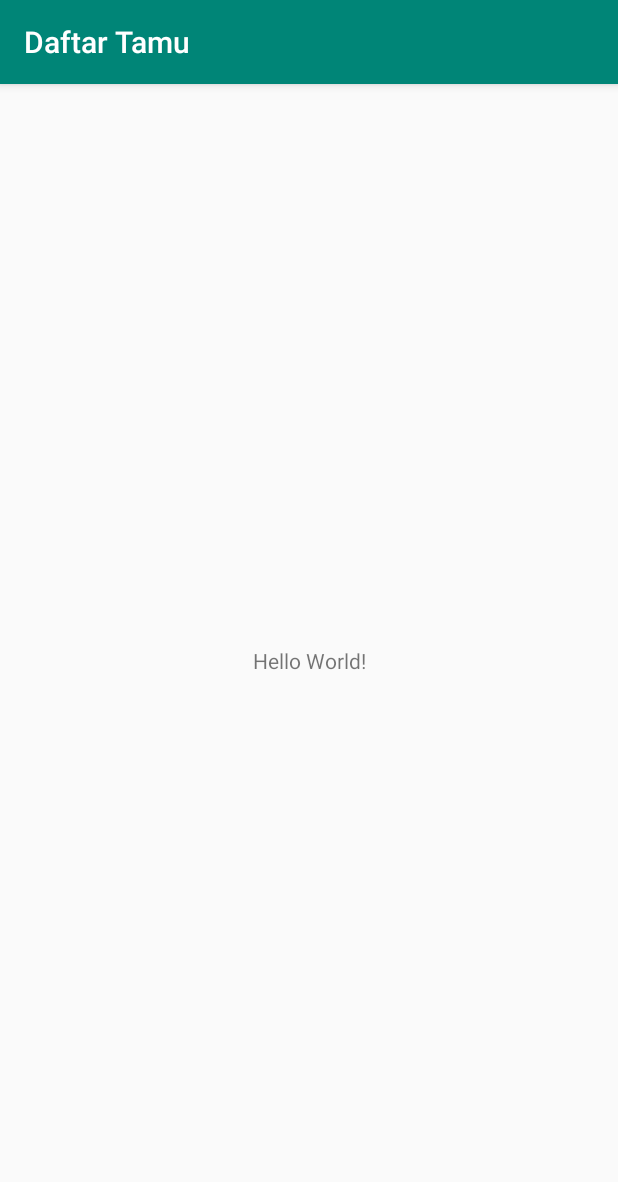
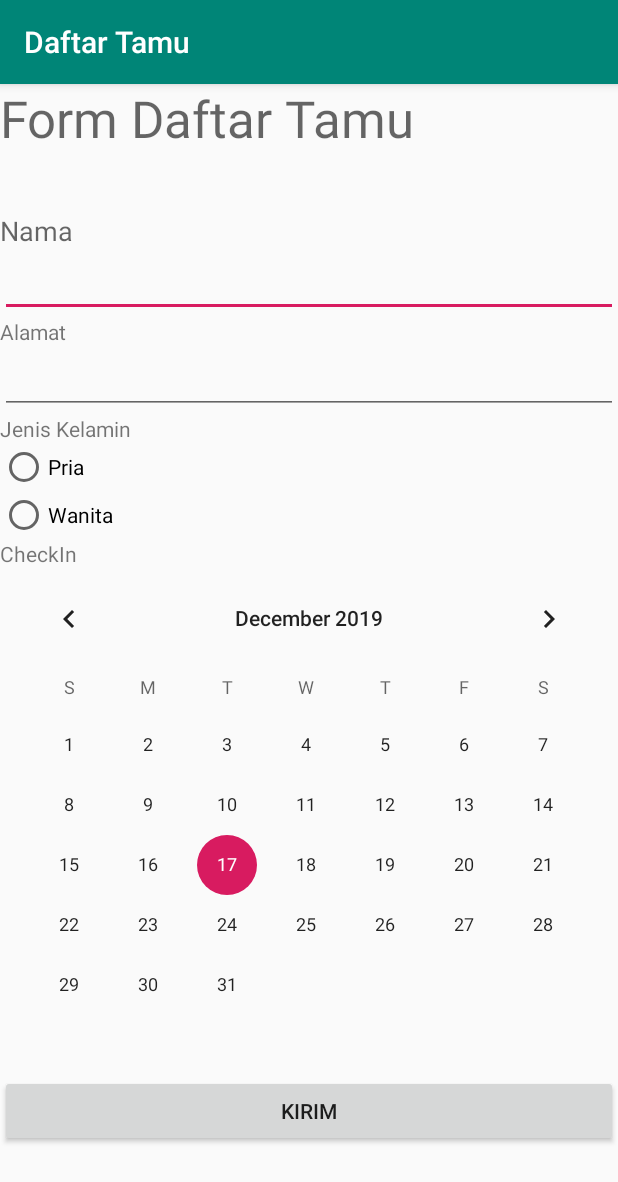
Before and after one commit to dewabrata/daftartamu, an Android app: the screen it shows after launch (MainActivity before the commit, ReservasiForm after it), on a phone screen of 412 x 824 dp. Shown: the top 1182 px of the screen. Run offline under Robolectric (Android 15) with nearby library versions, the phone set to English and light mode, and no system bars.

Commit message:
Tugas Soal

```diff
--- a/app/src/main/AndroidManifest.xml
+++ b/app/src/main/AndroidManifest.xml
@@ -9,7 +9,8 @@
         android:roundIcon="@mipmap/ic_launcher_round"
         android:supportsRtl="true"
         android:theme="@style/AppTheme">
-        <activity android:name=".MainActivity">
+        <activity android:name=".ConfirmationForm"></activity>
+        <activity android:name=".ReservasiForm">
             <intent-filter>
                 <action android:name="android.intent.action.MAIN" />
 
--- a/app/src/main/java/com/juara/daftartamu/MainActivity.java
+++ b/app/src/main/java/com/juara/daftartamu/ReservasiForm.java
@@ -4,7 +4,7 @@ import androidx.appcompat.app.AppCompatActivity;
 
 import android.os.Bundle;
 
-public class MainActivity extends AppCompatActivity {
+public class ReservasiForm extends AppCompatActivity {
 
     @Override
     protected void onCreate(Bundle savedInstanceState) {
--- a/app/src/main/res/layout/activity_main.xml
+++ b/app/src/main/res/layout/activity_main.xml
@@ -1,18 +1,86 @@
 <?xml version="1.0" encoding="utf-8"?>
-<androidx.constraintlayout.widget.ConstraintLayout xmlns:android="http://schemas.android.com/apk/res/android"
+<LinearLayout xmlns:android="http://schemas.android.com/apk/res/android"
     xmlns:app="http://schemas.android.com/apk/res-auto"
     xmlns:tools="http://schemas.android.com/tools"
     android:layout_width="match_parent"
     android:layout_height="match_parent"
-    tools:context=".MainActivity">
+    android:orientation="vertical"
+    tools:context=".ReservasiForm">
 
     <TextView
-        android:layout_width="wrap_content"
+        android:id="@+id/textView"
+        android:layout_width="match_parent"
         android:layout_height="wrap_content"
-        android:text="Hello World!"
-        app:layout_constraintBottom_toBottomOf="parent"
-        app:layout_constraintLeft_toLeftOf="parent"
-        app:layout_constraintRight_toRightOf="parent"
-        app:layout_constraintTop_toTopOf="parent" />
+        android:text="Form Daftar Tamu"
+        android:textAppearance="@style/TextAppearance.AppCompat.Display1" />
 
-</androidx.constraintlayout.widget.ConstraintLayout>
+    <TextView
+        android:id="@+id/textView2"
+        android:layout_width="match_parent"
+        android:layout_height="wrap_content"
+        android:layout_marginTop="40dp"
+        android:text="Nama"
+        android:textAppearance="@style/TextAppearance.AppCompat.Medium" />
+
+    <EditText
+        android:id="@+id/txtNama"
+        android:layout_width="match_parent"
+        android:layout_height="wrap_content"
+        android:ems="10"
+        android:inputType="textPersonName" />
+
+    <TextView
+        android:id="@+id/textView3"
+        android:layout_width="match_parent"
+        android:layout_height="wrap_content"
+        android:text="Alamat" />
+
+    <EditText
+        android:id="@+id/txtAlamat"
+        android:layout_width="match_parent"
+        android:layout_height="wrap_content"
+        android:ems="10"
+        android:inputType="textPersonName" />
+
+    <TextView
+        android:id="@+id/textView4"
+        android:layout_width="match_parent"
+        android:layout_height="wrap_content"
+        android:text="Jenis Kelamin" />
+
+    <RadioGroup
+        android:layout_width="match_parent"
+        android:layout_height="wrap_content">
+
+        <RadioButton
+            android:id="@+id/rbtPria"
+            android:layout_width="match_parent"
+            android:layout_height="wrap_content"
+            android:text="Pria" />
+
+        <RadioButton
+            android:id="@+id/rbtWanita"
+            android:layout_width="match_parent"
+            android:layout_height="wrap_content"
+            android:text="Wanita" />
+
+    </RadioGroup>
+
+    <TextView
+        android:id="@+id/textView5"
+        android:layout_width="match_parent"
+        android:layout_height="wrap_content"
+        android:text="CheckIn" />
+
+    <CalendarView
+        android:id="@+id/calendarView"
+        android:layout_width="match_parent"
+        android:layout_height="wrap_content" />
+
+    <Button
+        android:id="@+id/btnSubmit"
+        android:layout_width="match_parent"
+        android:layout_height="wrap_content"
+        android:text="Kirim" />
+
+</LinearLayout>
```
Also changed, not shown: app/src/main/java/com/juara/daftartamu/ConfirmationForm.java (added, +14 -0 lines), app/src/main/res/layout/activity_confirmation_form.xml (added, +107 -0 lines).
